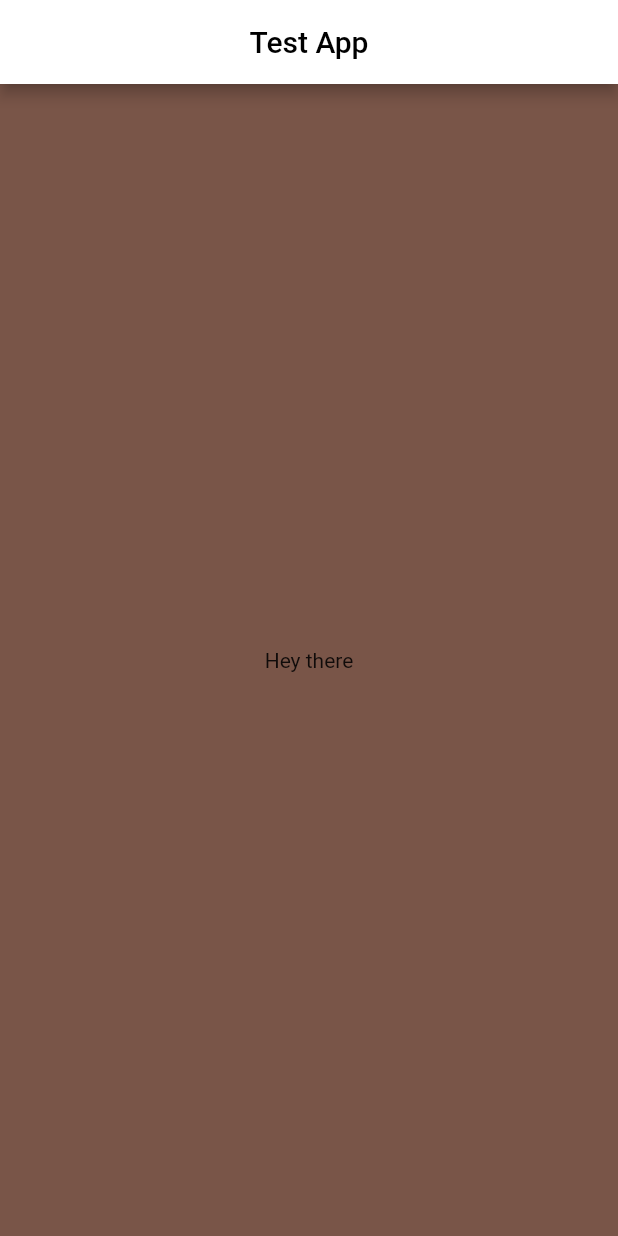
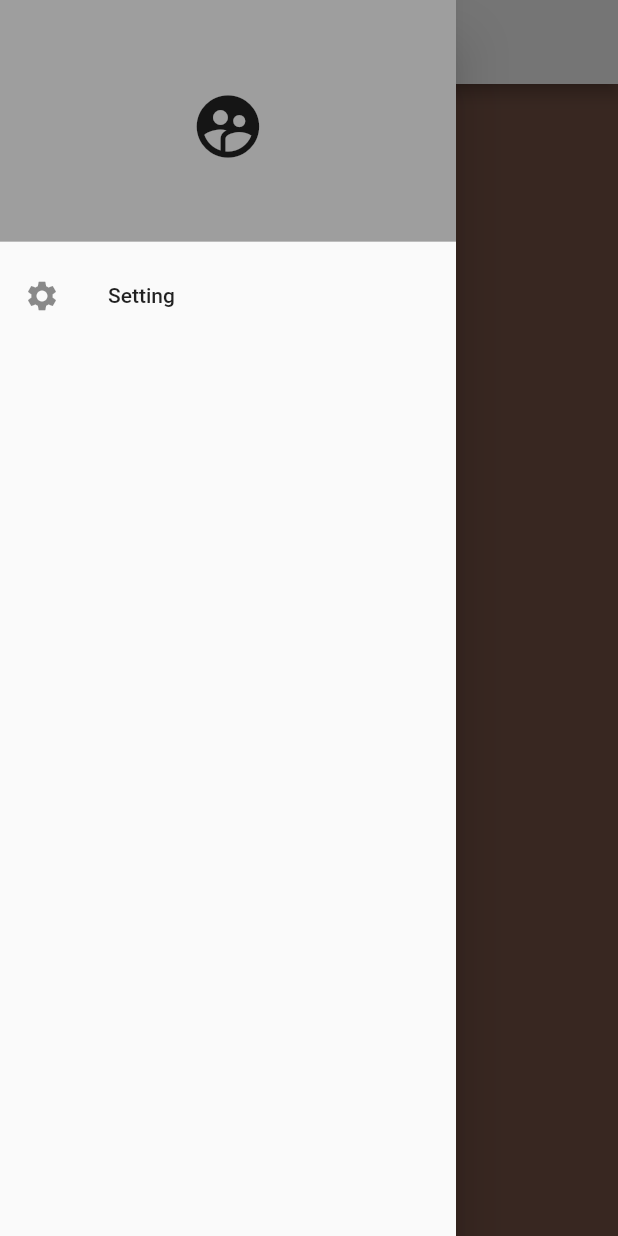
Before and after one commit to Vlad-Kostyuk/Test_Vlad, a Flutter app: the screen it shows after launch, with the side drawer open (before the commit the screen has no drawer), on a phone screen of 412 x 824 dp. Run offline on Flutter 3.47's test engine with Material 2 defaults, Android fonts, the phone set to English and light mode, and no system bars.

Commit message:
add setting page

```diff
--- /dev/null
+++ b/lib/Widget/drawer.dart
@@ -0,0 +1,38 @@
+import 'package:flutter/cupertino.dart';
+import 'package:flutter/material.dart';
+import 'package:testvlad/pages/setting.dart';
+
+class DrawerMenu extends StatelessWidget {
+
+  @override
+  Widget build(BuildContext context) {
+    return Drawer(
+      child: ListView(
+        padding: EdgeInsets.zero,
+        children: <Widget>[
+
+          DrawerHeader(
+            child: Icon(
+              Icons.supervised_user_circle,
+              size: 50,
+            ),
+            decoration: BoxDecoration(
+              color: Colors.grey,
+            ),
+          ),
+
+          ListTile(
+            leading: Icon(
+              Icons.settings
+            ),
+            title: Text('Setting'),
+            onTap: () {
+              Navigator.push(context,MaterialPageRoute(builder: (context) => SecondRoute()));
+            }
+          ),
+
+        ],
+      ),
+    );
+  }
+}
--- a/lib/container.dart
+++ b/lib/container.dart
@@ -1,2 +1,6 @@
 
 const  String kTitleAppBarStartPage = 'Test App';
+const  String kTitleAppBarSettingPage = 'Setting';
+
+double sizeText;
+String textStartPage  = 'Hey there';
--- a/lib/pages/start_page.dart
+++ b/lib/pages/start_page.dart
@@ -1,47 +1,58 @@
 import 'dart:math';
-
 import 'package:flutter/cupertino.dart';
 import 'package:flutter/material.dart';
+import 'package:testvlad/Widget/drawer.dart';
 import 'package:testvlad/container.dart';
 
 class StartPage extends StatefulWidget {
+
   @override
   _StartPageState createState() => _StartPageState();
 }
 
 class _StartPageState extends State<StartPage> {
-  Color randomColor;
+  Color _randomBackgroundColor;
 
-  void random() {
+  void randomNewColor() {
     setState(() {
-      randomColor = Colors.primaries[Random().nextInt(Colors.primaries.length)];
+      _randomBackgroundColor = Colors.primaries[Random().nextInt(Colors.primaries.length)];
     });
+  }
+
+  void initState() {
+    super.initState();
+    randomNewColor();
   }
 
   @override
   Widget build(BuildContext context) {
-    random();
     return MaterialApp(
       debugShowCheckedModeBanner: false,
       home: Scaffold(
-        backgroundColor: randomColor,
+        backgroundColor: _randomBackgroundColor,
+        drawer: DrawerMenu(),
 
         appBar: AppBar(
           backgroundColor: Colors.white,
+          iconTheme: IconThemeData(color: Colors.black),
           title: Text(
             kTitleAppBarStartPage,
-            style: TextStyle(
-              color: Colors.black
-            ),
+            style: TextStyle(color: Colors.black),
           ),
           centerTitle: true,
         ),
 
         body: GestureDetector(
           behavior: HitTestBehavior.opaque,
-          onTap: () => random(),
+          onTap: () => randomNewColor(),
           child: Center(
-            child: Text('Hey there'),
+            child: Text(
+              textStartPage,
+              style: TextStyle(
+                color: Colors.white,
+                fontSize: sizeText,
+              ),
+            ),
           ),
         ),
 
```
Also changed, not shown: lib/pages/setting.dart (added, +204 -0 lines).
